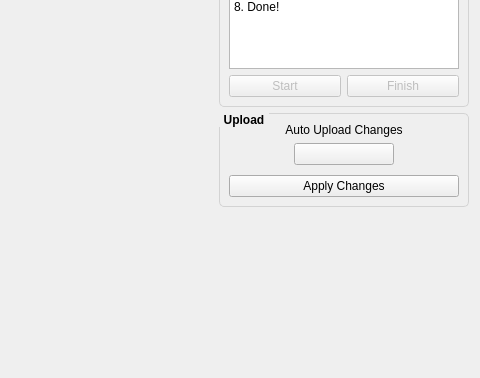
First picture: the form in ui_rc_output.ui, repository korken89/kfly_gui, before the edit; both pictures show x 385 to 865 and y 226 to 604 of the 865 by 604 pixel window.
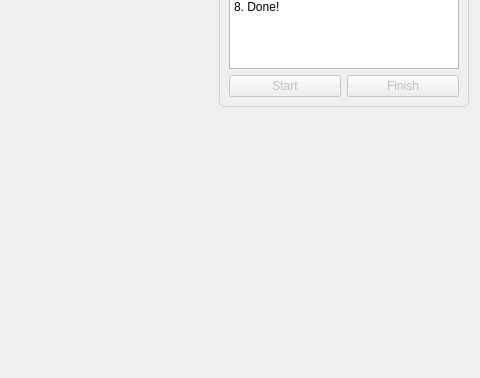
Second picture: the form after the edit. Custom widgets are drawn as their Qt base class.

Commit message: Moved to a single upload box

What changed in the file:
```diff
--- a/ui_rc_output.ui
+++ b/ui_rc_output.ui
@@ -297,84 +297,6 @@
        </item>
       </layout>
      </item>
-     <item>
-      <widget class="QGroupBox" name="groupBox_2">
-       <property name="font">
-        <font>
-         <weight>75</weight>
-         <bold>true</bold>
-        </font>
-       </property>
-       <property name="styleSheet">
-        <string notr="true">QGroupBox { 
-  border: 1px solid lightgray; 
-  border-radius: 5px;
-  margin-top: 1ex;
-}
-
-QGroupBox::title {
-    subcontrol-origin: margin;
-    subcontrol-position: top left;
-    padding: 0 3px;
-}</string>
-       </property>
-       <property name="title">
-        <string>Upload</string>
-       </property>
-       <layout class="QVBoxLayout" name="verticalLayout_4">
-        <property name="spacing">
-         <number>10</number>
-        </property>
-        <item>
-         <layout class="QVBoxLayout" name="verticalLayout_2">
-          <property name="spacing">
-           <number>6</number>
-          </property>
-          <item>
-           <widget class="QLabel" name="label_9">
-            <property name="text">
-             <string>Auto Upload Changes</string>
-            </property>
-            <property name="alignment">
-             <set>Qt::AlignCenter</set>
-            </property>
-           </widget>
-          </item>
-          <item>
-           <layout class="QHBoxLayout" name="horizontalLayout_5">
-            <item>
-             <widget class="sliderbox" name="buttonAutoUpload">
-              <property name="minimumSize">
-               <size>
-                <width>0</width>
-                <height>20</height>
-               </size>
-              </property>
-              <property name="maximumSize">
-               <size>
-                <width>100</width>
-                <height>16777215</height>
-               </size>
-              </property>
-              <property name="text">
-               <string/>
-              </property>
-             </widget>
-            </item>
-           </layout>
-          </item>
-         </layout>
-        </item>
-        <item>
-         <widget class="QPushButton" name="buttonApplyChanges">
-          <property name="text">
-           <string>Apply Changes</string>
-          </property>
-         </widget>
-        </item>
-       </layout>
-      </widget>
-     </item>
      <item>
       <spacer name="verticalSpacer">
        <property name="orientation">
```
The commit also changes 15 other files.
